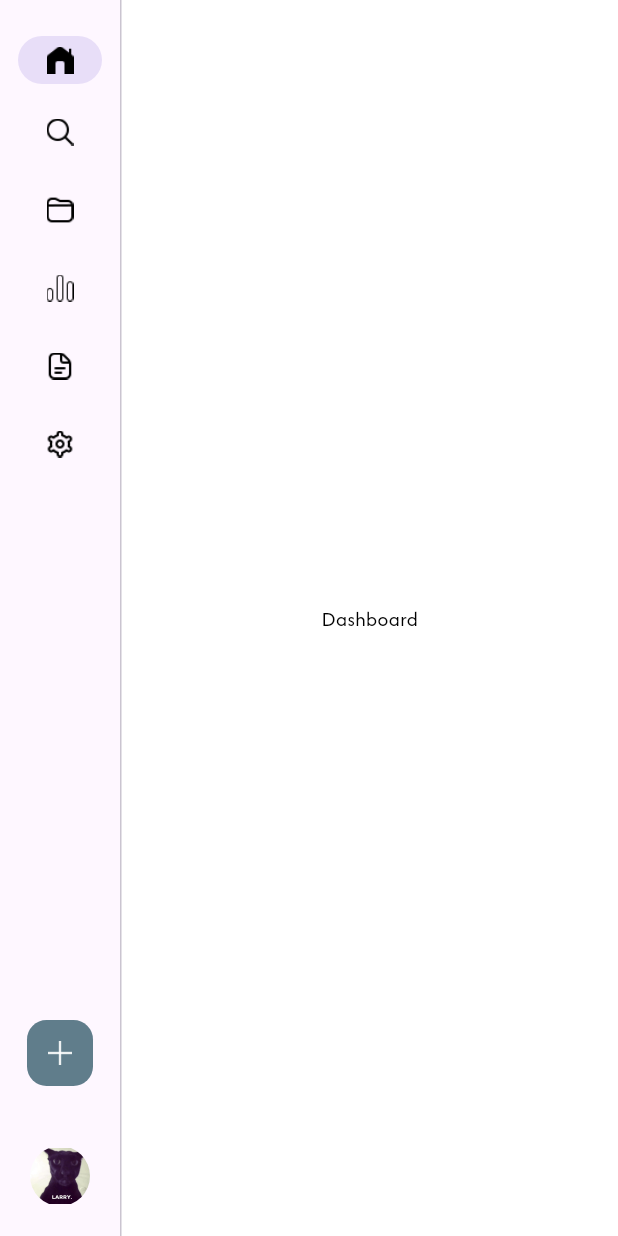
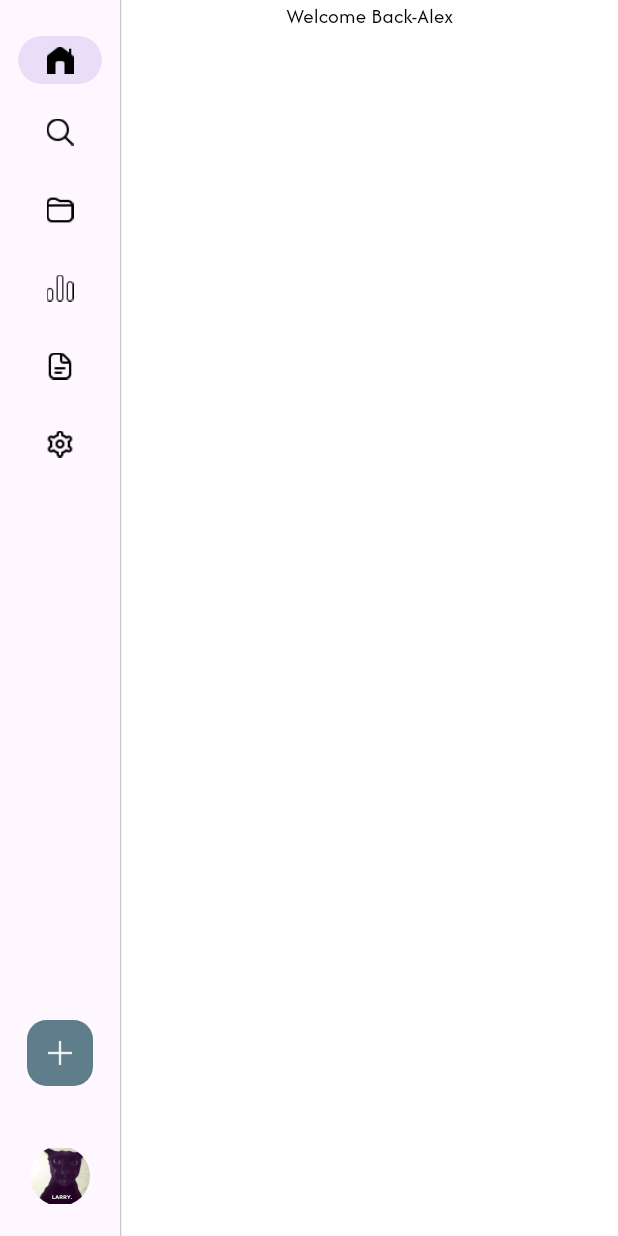
Before and after one commit to Penguin5681/deep_sage, a Flutter app: the screen it shows after launch, on a phone screen of 412 x 824 dp. Run offline on Flutter 3.47's test engine with Material 3 defaults, Android fonts, the phone set to English and light mode, and no system bars; our stand-ins replace flutter_dotenv, flutter_speed_dial, font_awesome_flutter; missing offline and left inert: progressive_button_flutter, window_size.

Commit message:
init: Dashboard class

```diff
--- a/lib/views/core_screens/dashboard_screen.dart
+++ b/lib/views/core_screens/dashboard_screen.dart
@@ -35,7 +35,7 @@ class _DashboardScreenState extends State<DashboardScreen> {
     final env = dotenv.env['FLUTTER_ENV'];
     final List<Widget> screens = [
       // This is an array of Screens
-      const Center(child: Text('Dashboard')),
+      Dashboard(),
       const Center(child: Text('Search')),
       const Center(child: Text('Folders')),
       const Center(child: Text('Visualizations')),
@@ -189,3 +189,14 @@ class _DashboardScreenState extends State<DashboardScreen> {
     );
   }
 }
+
+class Dashboard extends StatelessWidget {
+  const Dashboard({super.key});
+
+  @override
+  Widget build(BuildContext context) {
+    return Scaffold(
+      body: Center(child: Column(children: [const Text('Welcome Back-Alex')])),
+    );
+  }
+}
```
